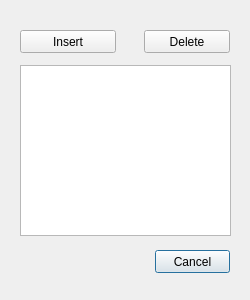
First picture: the form in ui/mincut_selector.ui, repository Giswater/giswater_qgis_plugin, before the edit.
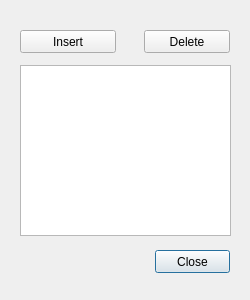
Second picture: the form after the edit.

Commit message: change button name

The edit to the form file:
```diff
--- a/ui/mincut_selector.ui
+++ b/ui/mincut_selector.ui
@@ -38,7 +38,7 @@
     </rect>
    </property>
    <property name="text">
-    <string>Cancel</string>
+    <string>Close</string>
    </property>
   </widget>
   <widget class="QPushButton" name="btn_delete">
```
Left out of the diff: 4 changed lines with no effect on the pictures. The commit also changes 1 other file.
